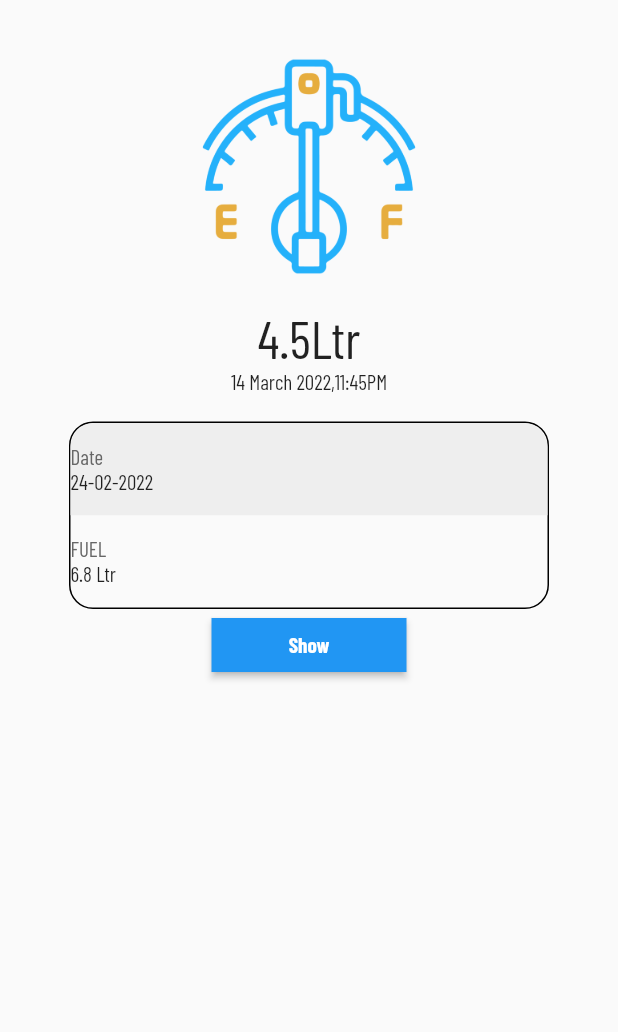
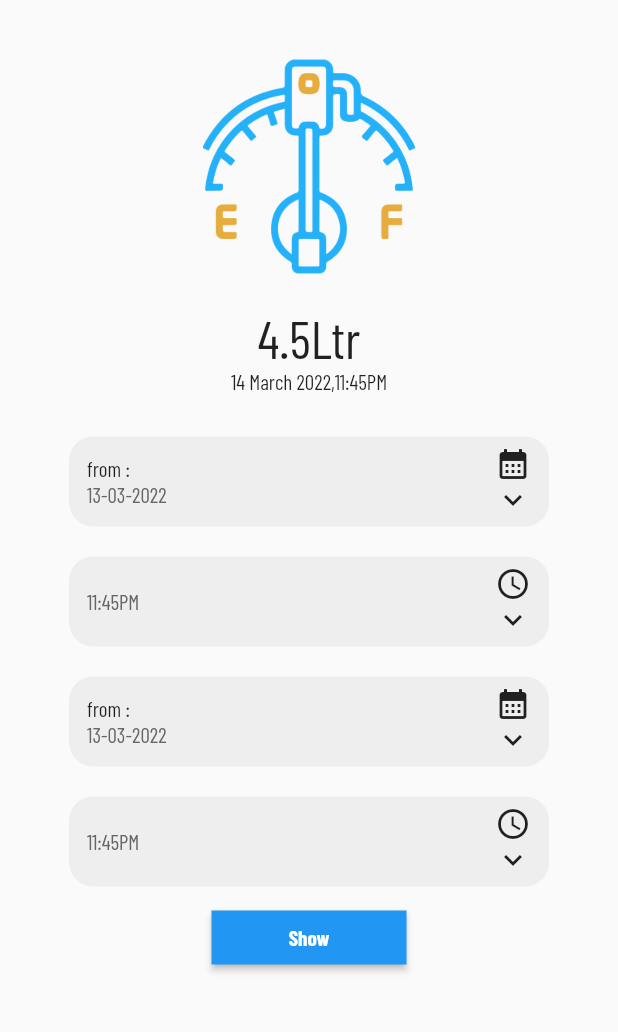
Before and after one commit to Tanzeela97/mega_tech, a Flutter app: the FuelMonitoring screen opened by its route, on a phone screen of 412 x 824 dp, the part 84-1116 px from its top. Run offline on Flutter 3.47's test engine with Material 2 defaults, Android fonts, the phone set to English and light mode, and no system bars; our stand-ins replace google_fonts, responsive_framework.

Commit message:
ui fixes

```diff
--- a/lib/constant/app_string.dart
+++ b/lib/constant/app_string.dart
@@ -13,8 +13,16 @@ abstract class AppString{
   static const privacyPolicy = 'Privacy Policy';
   static const termAndCondition = 'Term & Condition';
   static const fuel = 'fuel';
+  static const currentPosition = 'Current Position';
   static const fuelMonitoring = 'Fuel Monitoring';
   static const showw = 'Show';
   static const from = 'from :';
   static const to = 'to :';
+  static const appliedLeave = 'Applied Leave';
+  static const leaveApplication = 'Leave Application';
+  static const feedback = 'Feedback';
+  static const userFeedback = 'User Feedback';
+  static const viewAll = 'View All';
+  static const saveFeedback = 'Save Feedback';
+  static const yourFeedbackHere = 'Your Feedback Here';
 }
--- a/lib/constant/image_string.dart
+++ b/lib/constant/image_string.dart
@@ -12,4 +12,7 @@ abstract class ImageString{
   static const ImageProvider fuelManagement = AssetImage('assets/fuel_management.png');
   static const ImageProvider fuelTwo = AssetImage('assets/fuel_two.png');
   static const ImageProvider fuelGauge = AssetImage('assets/fuel_gauge.png');
+  static const ImageProvider currentPosition = AssetImage('assets/current_position.png');
+  static const ImageProvider feedback = AssetImage('assets/feedback.png');
+  static const ImageProvider leave = AssetImage('assets/leave.png');
 }
--- a/lib/constant/route_string.dart
+++ b/lib/constant/route_string.dart
@@ -4,4 +4,6 @@ abstract class RouteString{
   static const login = '/login';
   static const layout = '/layout';
   static const fuel = '/fuel';
+  static const appliedLeave = '/appliedLeave';
+  static const feedback = '/feedback';
 }
--- a/lib/navigation/route_generator.dart
+++ b/lib/navigation/route_generator.dart
@@ -1,11 +1,9 @@
 import 'package:flutter/material.dart';
 import 'package:megatech/constant/route_string.dart';
-import 'package:megatech/presentation/boarding_view/boarding_view.dart';
 import 'package:megatech/presentation/main_layout.dart';
-import 'package:megatech/presentation/menu/home_view/fuel/fuel_view.dart';
-import 'package:megatech/presentation/menu/menu_view.dart';
-import 'package:megatech/presentation/signIn_view/signIn_view.dart';
-
+import 'package:megatech/presentation/menu/home_view/applied_leave/applied_leave.dart';
+import 'package:megatech/presentation/menu/home_view/feedback/feedback.dart';
+import 'package:megatech/presentation/menu/home_view/fuel_monitoring/fuel_monitoring.dart';
 import 'package:megatech/presentation/splash_view/splash_view.dart';
 
 class RouteGenerator {
@@ -15,13 +13,17 @@ class RouteGenerator {
 
     switch (settings.name) {
       case RouteString.initial:
-        //return MaterialPageRoute(builder: (_) => const MainLayout());
+        return MaterialPageRoute(builder: (_) => const SplashView());
         //  return MaterialPageRoute(builder: (_) => const BoardingView());
-        return MaterialPageRoute(builder: (_) => const SplashView());
+        return MaterialPageRoute(builder: (_) => const FeedBack());
       case RouteString.layout:
         return MaterialPageRoute(builder: (_) => const MainLayout());
       case RouteString.fuel:
         return MaterialPageRoute(builder: (_) => const FuelMonitoring());
+      case RouteString.appliedLeave:
+        return MaterialPageRoute(builder: (_) => const AppliedLeave());
+      case RouteString.feedback:
+        return MaterialPageRoute(builder: (_) => const FeedBack());
         // case '/second':
         // // Validation of correct data type
         //   if (args is String) {
--- /dev/null
+++ b/lib/presentation/menu/home_view/applied_leave/applied_leave.dart
@@ -0,0 +1,51 @@
+import 'package:flutter/material.dart';
+import 'package:megatech/constant/app_string.dart';
+import 'package:megatech/constant/image_string.dart';
+import 'package:megatech/theme/app_color.dart';
+import 'package:megatech/widgets/kAppbar.dart';
+import 'package:megatech/widgets/kElevatedButton.dart';
+import 'package:megatech/widgets/kText.dart';
+import 'package:megatech/widgets/kdecoratedField.dart';
+
+class AppliedLeave extends StatelessWidget {
+  const AppliedLeave({Key? key}) : super(key: key);
+
+  @override
+  Widget build(BuildContext context) {
+    return Scaffold(
+      appBar: const KAppBar(
+          title: KText(
+            AppString.leaveApplication,
+            color: AppColor.white,
+            fontSize: 28.0,
+          )),
+      body: Center(
+        child: Column(children: [
+          const SizedBox(height: 180.0),
+          // const SizedBox(height: 36.0),
+          // const SizedBox(
+          //   height: 150,
+          //   width: 150,
+          //   child: Image(
+          //     image: ImageString.fuelGauge,
+          //   ),
+          // ),
+          // const SizedBox(height: 18.0),
+          // const KText('4.5Ltr', fontSize: 35),
+          // const KText('14 March 2022,11:45PM'),
+          // const SizedBox(height: 18.0),
+
+          const KDecoratedField(label: true, from: true),
+          const KDecoratedField(label: false, from: true),
+          const KDecoratedField(label: true, from: true),
+          const KDecoratedField(label: false, from: true),
+
+
+          KElevatedButton(width: 130, string: AppString.showw,onTap:(){
+
+          }),
+        ]),
+      ),
+    );
+  }
+}
--- a/lib/presentation/menu/home_view/fuel/fuel_view.dart
+++ /dev/null
@@ -1,125 +0,0 @@
-import 'package:flutter/material.dart';
-import 'package:megatech/constant/app_string.dart';
-import 'package:megatech/constant/image_string.dart';
-import 'package:megatech/theme/app_color.dart';
-import 'package:megatech/widgets/kAppbar.dart';
-import 'package:megatech/widgets/kElevatedButton.dart';
-import 'package:megatech/widgets/kText.dart';
-import 'package:megatech/widgets/kdecoratedField.dart';
-
-class FuelMonitoring extends StatelessWidget {
-  const FuelMonitoring({Key? key}) : super(key: key);
-
-  @override
-  Widget build(BuildContext context) {
-    return Scaffold(
-      appBar: const KAppBar(
-          title: KText(
-        AppString.fuelMonitoring,
-        color: AppColor.white,
-        fontSize: 28.0,
-      )),
-      body: Center(
-        child: Column(children: [
-          Container(),
-          const SizedBox(height: 36.0),
-          const SizedBox(
-            height: 150,
-            width: 150,
-            child: Image(
-              image: ImageString.fuelGauge,
-            ),
-          ),
-          const SizedBox(height: 18.0),
-          const KText('4.5Ltr', fontSize: 35),
-          const KText('14 March 2022,11:45PM'),
-          const SizedBox(height: 18.0),
-
-          // KDecoratedField(label: true, from: true),
-          // KDecoratedField(label: false, from: true),
-          // KDecoratedField(label: true, from: true),
-          // KDecoratedField(label: false, from: true),
-          Container(
-            height: 125,
-            width: 320,
-            //padding: const EdgeInsets.symmetric(vertical: 4.0,horizontal: 8.0),
-            decoration: BoxDecoration(
-                border: Border.all(color: AppColor.black),
-                borderRadius: BorderRadius.circular(16.0)),
-            child: Column(
-              children: [
-                Expanded(
-                    child: Container(
-                  decoration: BoxDecoration(
-                      color: Colors.grey[200],
-                      borderRadius: const BorderRadius.only(
-                          topRight: Radius.circular(16.0),
-                          topLeft: Radius.circular(16.0))),
-                  child: Row(
-                    children: [
-                      Expanded(
-                          child: Column(
-                        children: const [
-                          KText('Date', color: AppColor.grey),
-                          KText('24-02-2022'),
-                        ],
-                        crossAxisAlignment: CrossAxisAlignment.start,
-                        mainAxisAlignment: MainAxisAlignment.center,
-                      )),
-                      Expanded(child: Column())
-                    ],
-                  ),
-                )),
-                Expanded(
-                    child: Align(
-                  alignment: Alignment.centerLeft,
-                  child: Column(
-                    crossAxisAlignment: CrossAxisAlignment.start,
-                    mainAxisAlignment: MainAxisAlignment.center,
-                    children: [
-                      KText(AppString.fuel.toUpperCase(), color: AppColor.grey),
-                      KText('6.8 Ltr'),
-                    ],
-                  ),
-                )),
-              ],
-            ),
-          ),
-
-          KElevatedButton(width: 130, string: AppString.showw),
-        ]),
-      ),
-    );
-  }
-}
-
-class _FuelMonitoringListing extends StatelessWidget {
-  const _FuelMonitoringListing({Key? key}) : super(key: key);
-
-  @override
-  Widget build(BuildContext context) {
-    return Scaffold(
-      appBar: const KAppBar(
-          title: KText(AppString.fuelMonitoring,
-              color: AppColor.white, fontSize: 28.0)),
-      body: ListView(
-        children: [
-          Container(
-            height: 300,
-            width: 320,
-            decoration: BoxDecoration(),
-            child: Row(
-              children: [
-                Expanded(
-                    child: Container(
-                  color: Colors.grey[200],
-                )),
-                Expanded(child: Column()),
-              ],
-            ),
-          ),
-        ],
-      ),
-    );
-  }
-}
--- /dev/null
+++ b/lib/presentation/menu/home_view/fuel_monitoring/fuel_monitoring.dart
@@ -0,0 +1,133 @@
+import 'package:flutter/material.dart';
+import 'package:megatech/constant/app_string.dart';
+import 'package:megatech/constant/image_string.dart';
+import 'package:megatech/theme/app_color.dart';
+import 'package:megatech/widgets/kAppbar.dart';
+import 'package:megatech/widgets/kElevatedButton.dart';
+import 'package:megatech/widgets/kText.dart';
+import 'package:megatech/widgets/kdecoratedField.dart';
+
+class FuelMonitoring extends StatelessWidget {
+  const FuelMonitoring({Key? key}) : super(key: key);
+
+  @override
+  Widget build(BuildContext context) {
+    return Scaffold(
+      appBar: const KAppBar(
+          title: KText(
+        AppString.fuelMonitoring,
+        color: AppColor.white,
+        fontSize: 28.0,
+      )),
+      body: Center(
+        child: Column(children: [
+          Container(),
+          const SizedBox(height: 36.0),
+          const SizedBox(
+            height: 150,
+            width: 150,
+            child: Image(
+              image: ImageString.fuelGauge,
+            ),
+          ),
+          const SizedBox(height: 18.0),
+          const KText('4.5Ltr', fontSize: 35),
+          const KText('14 March 2022,11:45PM'),
+          const SizedBox(height: 18.0),
+          const KDecoratedField(label: true, from: true),
+          const KDecoratedField(label: false, from: true),
+          const KDecoratedField(label: true, from: true),
+          const KDecoratedField(label: false, from: true),
+          KElevatedButton(
+              width: 130,
+              string: AppString.showw,
+              onTap: () {
+                Navigator.push(
+                    context,
+                    MaterialPageRoute(
+                        builder: (_) => const _FuelMonitoringListing()));
+              }),
+        ]),
+      ),
+    );
+  }
+}
+
+class _FuelMonitoringListing extends StatelessWidget {
+  const _FuelMonitoringListing({Key? key}) : super(key: key);
+
+  @override
+  Widget build(BuildContext context) {
+    return Scaffold(
+      appBar: const KAppBar(
+          title: KText(AppString.fuelMonitoring,
+              color: AppColor.white, fontSize: 28.0)),
+      body: ListView(
+        children: [
+          for (var i = 0; i < 10; i++)
+            Align(
+              child: Container(
+                height: 125,
+                width: 320,
+                margin: const EdgeInsets.symmetric(vertical: 8.0),
+                decoration: BoxDecoration(
+                    border: Border.all(color: AppColor.black),
+                    borderRadius: BorderRadius.circular(16.0)),
+                child: Column(
+                  children: [
+                    Expanded(
+                        child: Container(
+                      padding: const EdgeInsets.symmetric(horizontal: 8.0),
+                      decoration: BoxDecoration(
+                          color: Colors.grey[200],
+                          borderRadius: const BorderRadius.only(
+                              topRight: Radius.circular(16.0),
+                              topLeft: Radius.circular(16.0))),
+                      child: Row(
+                        children: [
+                          Expanded(
+                              child: Column(
+                            children: const [
+                              KText('DATE', color: AppColor.grey),
+                              KText('24-02-2022', enumText: EnumText.bold),
+                            ],
+                            crossAxisAlignment: CrossAxisAlignment.start,
+                            mainAxisAlignment: MainAxisAlignment.center,
+                          )),
+                          Expanded(
+                              child: Column(
+                            crossAxisAlignment: CrossAxisAlignment.start,
+                            mainAxisAlignment: MainAxisAlignment.center,
+                            children: const [
+                              KText('TIME', color: AppColor.grey),
+                              KText('11 : 30 AM', enumText: EnumText.bold)
+                            ],
+                          ))
+                        ],
+                      ),
+                    )),
+                    Expanded(
+                        child: Align(
+                      alignment: Alignment.centerLeft,
+                      child: Padding(
+                        padding: const EdgeInsets.symmetric(horizontal: 8.0),
+                        child: Column(
+                          crossAxisAlignment: CrossAxisAlignment.start,
+                          mainAxisAlignment: MainAxisAlignment.center,
+                          children: [
+                            KText(AppString.fuel.toUpperCase(),
+                                color: AppColor.grey),
+                            KText('6.8 Ltr', enumText: EnumText.bold),
+                          ],
+                        ),
+                      ),
+                    )),
+                  ],
+                ),
+              ),
+            ),
+        ],
+      ),
+    );
+  }
+}
--- a/lib/widgets/kElevatedButton.dart
+++ b/lib/widgets/kElevatedButton.dart
@@ -6,7 +6,11 @@ import 'package:megatech/widgets/kText.dart';
 class KElevatedButton extends StatelessWidget {
   final double width;
   final String string;
-  const KElevatedButton({Key? key,this.width=230,required this.string}) : super(key: key);
+  final VoidCallback? onTap;
+
+  const KElevatedButton(
+      {Key? key, this.width = 230, required this.string, this.onTap})
+      : super(key: key);
 
   @override
   Widget build(BuildContext context) {
@@ -16,10 +20,10 @@ class KElevatedButton extends StatelessWidget {
           style: ButtonStyle(
               shape: MaterialStateProperty.all<RoundedRectangleBorder>(
                   const RoundedRectangleBorder(
-                    borderRadius: BorderRadius.zero,
-                  ))),
-          onPressed: () {},
-          child:  KText(
+            borderRadius: BorderRadius.zero,
+          ))),
+          onPressed: onTap,
+          child: KText(
             string,
             color: AppColor.white,
             enumText: EnumText.bold,
```
Also changed, not shown: lib/presentation/main_layout.dart (+17 -4 lines), lib/presentation/menu/home_view/feedback/feedback.dart (added, +87 -0 lines), lib/presentation/menu/home_view/home_view.dart (+17 -6 lines), lib/presentation/menu/menu_view.dart (+6 -4 lines), lib/widgets/decorated_drop_down.dart (added, +68 -0 lines), assets/current_position.png (added), assets/feedback.png (added), assets/leave.png (added). Lines whose indentation alone changed are shown as unchanged.
